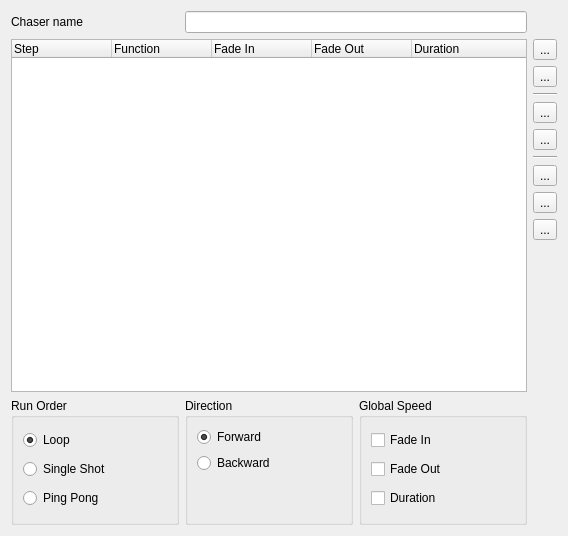
Old version of the form trunk/ui/src/chasereditor.ui in the repository Bondzio/qlc.
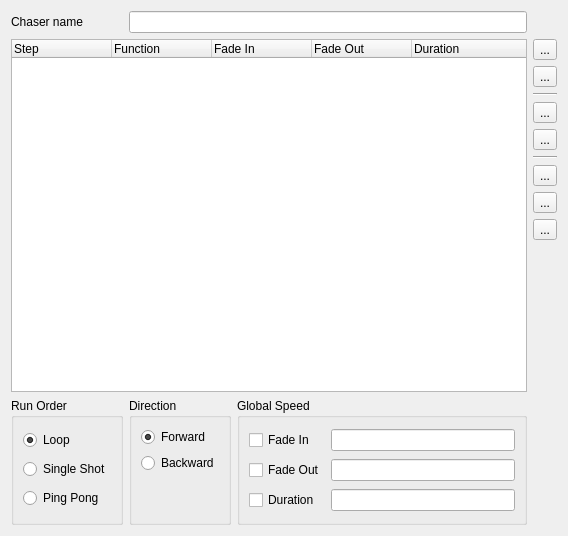
New version of the form. Icons and pictures are not drawn.

Commit message: Changed ChaserEditor's spin boxes to read-only line edits. Created a utility Function::speedToString() and took it into use in ChaserEditor.

Diff of the .ui file:
```diff
--- a/trunk/ui/src/chasereditor.ui
+++ b/trunk/ui/src/chasereditor.ui
@@ -344,15 +344,6 @@
       <string>Global Speed</string>
      </property>
      <layout class="QGridLayout" name="gridLayout_2">
-      <item row="0" column="1">
-       <widget class="QWidget" name="m_fadeInContainer" native="true"/>
-      </item>
-      <item row="1" column="1">
-       <widget class="QWidget" name="m_fadeOutContainer" native="true"/>
-      </item>
-      <item row="2" column="1">
-       <widget class="QWidget" name="m_durationContainer" native="true"/>
-      </item>
       <item row="0" column="0">
        <widget class="QCheckBox" name="m_fadeInCheck">
         <property name="toolTip">
@@ -383,6 +374,27 @@
         </property>
        </widget>
       </item>
+      <item row="0" column="1">
+       <widget class="QLineEdit" name="m_fadeInEdit">
+        <property name="readOnly">
+         <bool>true</bool>
+        </property>
+       </widget>
+      </item>
+      <item row="1" column="1">
+       <widget class="QLineEdit" name="m_fadeOutEdit">
+        <property name="readOnly">
+         <bool>true</bool>
+        </property>
+       </widget>
+      </item>
+      <item row="2" column="1">
+       <widget class="QLineEdit" name="m_durationEdit">
+        <property name="readOnly">
+         <bool>true</bool>
+        </property>
+       </widget>
+      </item>
      </layout>
     </widget>
    </item>
```
The commit also changes 6 other files.
